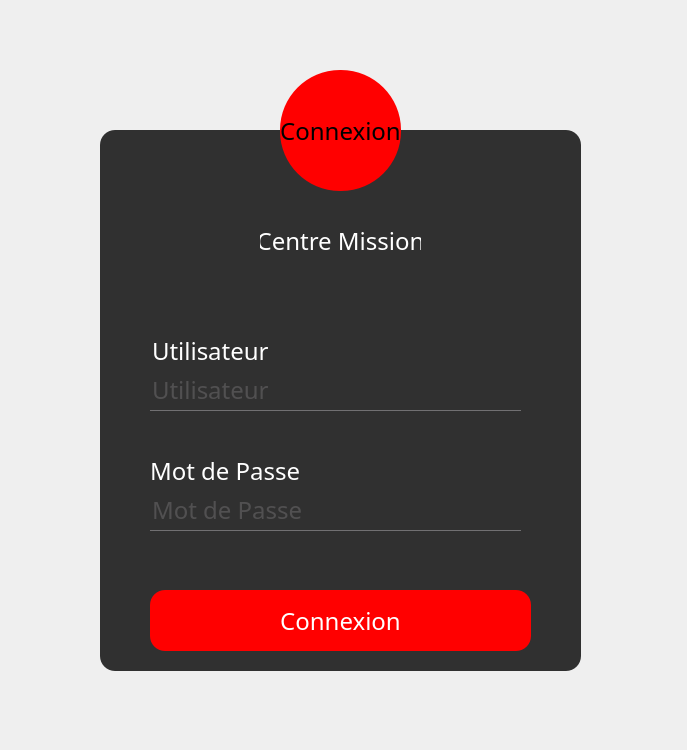
Old version of the form mainwindow.ui in the repository MayzerM0d/Centre_Mission.
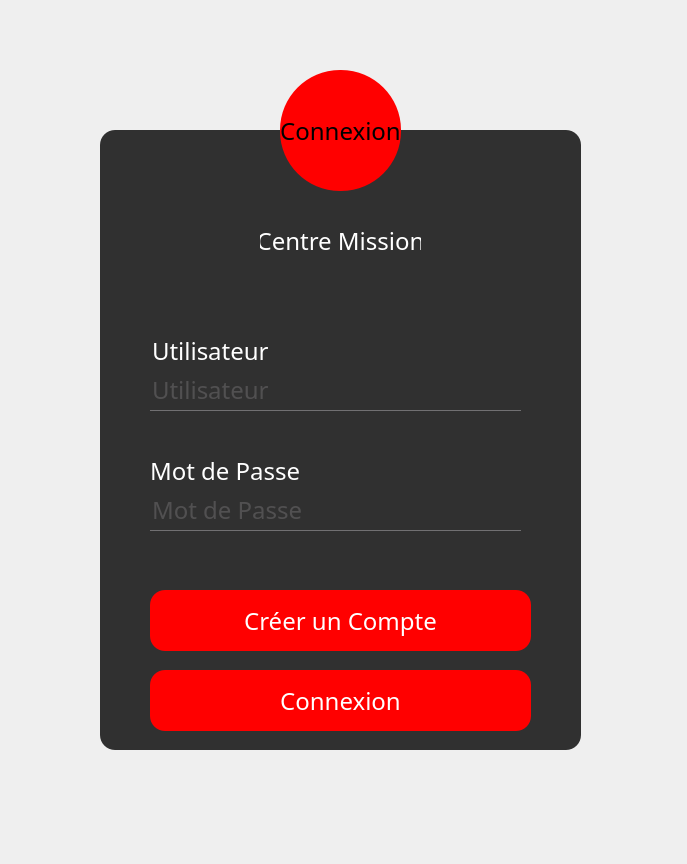
New version of the form. Icons and pictures are not drawn.

Commit message:
Ajout "Creer un compte" + sécurisation
Ajout d'un bouton Créer :
- POST dans la BDD l'utilisateur et le mot de passe
- hash le mot de passe dans la BDD
- le bouton connexion va chercher dans le payload tout les anciens mot de passe et utilisateurs
- le bouton connexion hash aussi le mot de passe pour le comparer avec le hashage dans la BDD

```diff
--- a/mainwindow.ui
+++ b/mainwindow.ui
@@ -7,7 +7,7 @@
     <x>0</x>
     <y>0</y>
     <width>687</width>
-    <height>750</height>
+    <height>864</height>
    </rect>
   </property>
   <property name="windowTitle">
@@ -86,7 +86,7 @@
       <x>100</x>
       <y>130</y>
       <width>481</width>
-      <height>541</height>
+      <height>620</height>
      </rect>
     </property>
     <property name="frameShape">
@@ -118,7 +118,7 @@
      <property name="geometry">
       <rect>
        <x>50</x>
-       <y>460</y>
+       <y>540</y>
        <width>381</width>
        <height>61</height>
       </rect>
@@ -194,6 +194,19 @@
       <string>Mot de Passe</string>
      </property>
     </widget>
+    <widget class="QPushButton" name="CreerCompte">
+     <property name="geometry">
+      <rect>
+       <x>50</x>
+       <y>460</y>
+       <width>381</width>
+       <height>61</height>
+      </rect>
+     </property>
+     <property name="text">
+      <string>Créer un Compte</string>
+     </property>
+    </widget>
    </widget>
    <widget class="QToolButton" name="logo">
     <property name="enabled">
```
